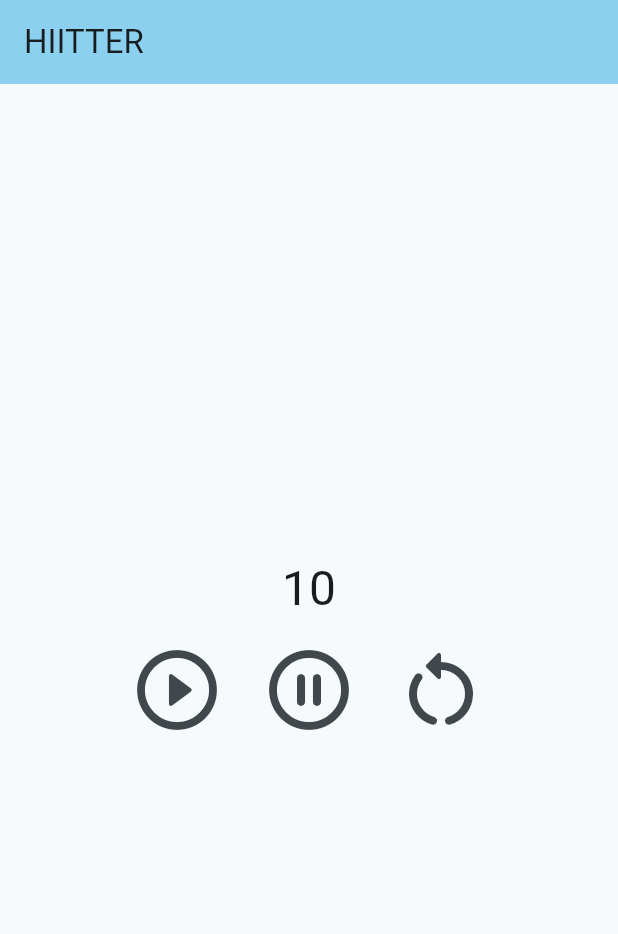
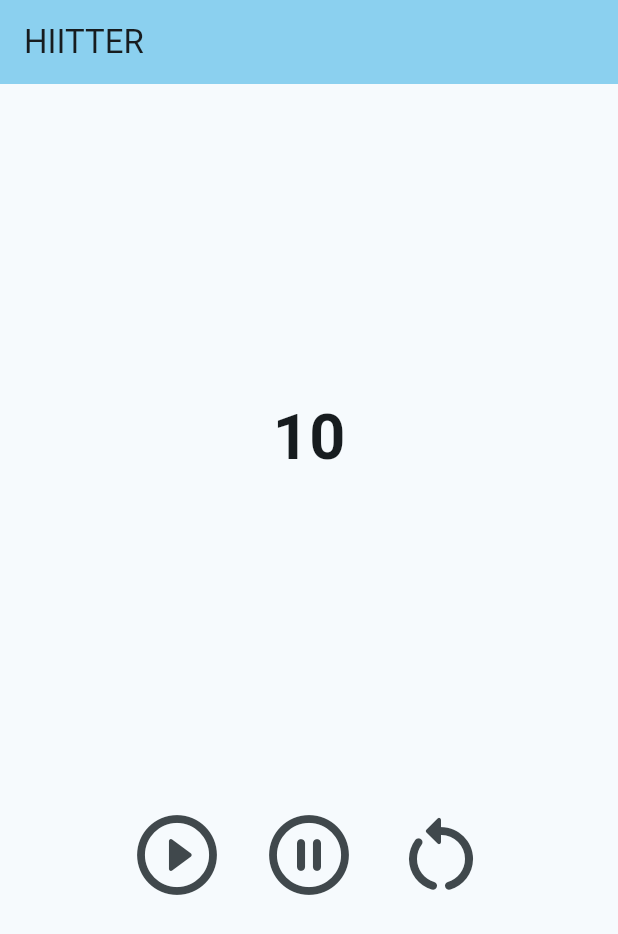
Before and after one commit to treknuts/hiitter, a Flutter app: the screen it shows after launch, on a phone screen of 412 x 824 dp. Shown: the top 934 px of the screen. Run offline on Flutter 3.47's test engine with Material 2 defaults, Android fonts, the phone set to English and light mode, and no system bars.

Commit message:
Changed countdown text style

```diff
--- a/lib/main.dart
+++ b/lib/main.dart
@@ -1,5 +1,4 @@
 import 'dart:async';
-
 import 'package:flutter/material.dart';
 
 void main() {
@@ -25,15 +24,6 @@ class MyApp extends StatelessWidget {
 
 class MyHomePage extends StatefulWidget {
   const MyHomePage({super.key, required this.title});
-
-  // This widget is the home page of your application. It is stateful, meaning
-  // that it has a State object (defined below) that contains fields that affect
-  // how it looks.
-
-  // This class is the configuration for the state. It holds the values (in this
-  // case the title) provided by the parent (in this case the App widget) and
-  // used by the build method of the State. Fields in a Widget subclass are
-  // always marked "final".
 
   final String title;
 
@@ -80,10 +70,8 @@ class _MyHomePageState extends State<MyHomePage> {
         child: Column(
           mainAxisAlignment: MainAxisAlignment.center,
           children: <Widget>[
-            Text(
-              '$_start',
-              style: Theme.of(context).textTheme.headlineLarge,
-            ),
+            Text('$_start', style: const TextStyle(fontSize: 42.0, fontWeight: FontWeight.bold)),
+            const SizedBox(height: 200.0,),
             Row(
               mainAxisAlignment: MainAxisAlignment.center,
               children: [
```
